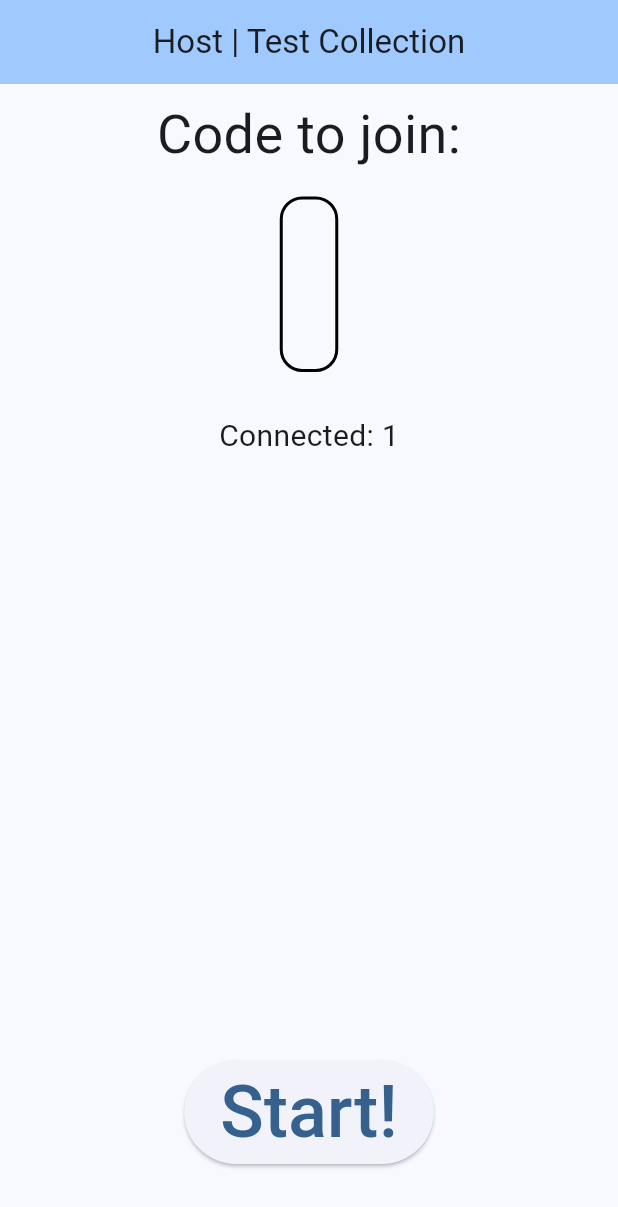
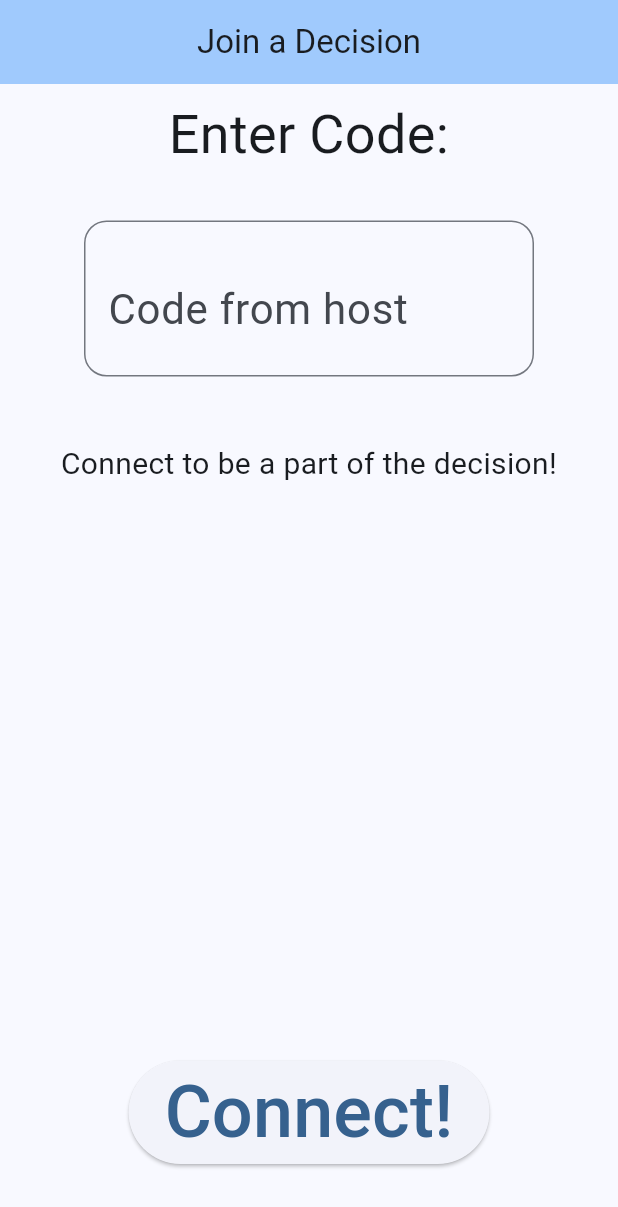
Before and after one commit to ItayElf/MatchIt, a Flutter app: the screen it shows after launch, on a phone screen of 412 x 824 dp. Shown: the top 1207 px of the screen. Run offline on Flutter 3.47's test engine with Material 3 defaults, Android fonts, the phone set to English and light mode, and no system bars; our stand-ins replace cached_network_image, permission_handler, swipe_cards; missing offline and left inert: hashids2, network_info_plus.

Commit message:
Feat: added join page

```diff
--- a/lib/main.dart
+++ b/lib/main.dart
@@ -1,7 +1,7 @@
 import 'package:flutter/material.dart';
 import 'package:match_it/classes/card_collection.dart';
 import 'package:match_it/classes/card_data.dart';
-import 'package:match_it/pages/host_page.dart';
+import 'package:match_it/pages/join_page.dart';
 
 void main() async {
   WidgetsFlutterBinding.ensureInitialized();
@@ -42,13 +42,12 @@ class MyApp extends StatelessWidget {
   @override
   Widget build(BuildContext context) {
     return MaterialApp(
-        title: 'MatchIt!',
-        theme: ThemeData(
-          colorScheme: ColorScheme.fromSeed(seedColor: Colors.blue),
-          useMaterial3: true,
-        ),
-        home: const HostPage(
-          collection: collection,
-        ));
+      title: 'MatchIt!',
+      theme: ThemeData(
+        colorScheme: ColorScheme.fromSeed(seedColor: Colors.blue),
+        useMaterial3: true,
+      ),
+      home: const JoinPage(),
+    );
   }
 }
--- a/lib/pages/host_page.dart
+++ b/lib/pages/host_page.dart
@@ -1,7 +1,6 @@
 import 'dart:io';
 
 import 'package:flutter/material.dart';
-import 'package:flutter/widgets.dart';
 import 'package:match_it/classes/card_collection.dart';
 import 'package:match_it/network/server.dart';
 import 'package:match_it/network/utils.dart';
@@ -80,8 +79,9 @@ class _HostPageState extends State<HostPage> {
   @override
   Widget build(BuildContext context) {
     server.onError(
-      (error) => ScaffoldMessenger.of(context)
-          .showSnackBar(SnackBar(content: Text(error))),
+      (error) => ScaffoldMessenger.of(context).showSnackBar(
+        SnackBar(content: Text(error)),
+      ),
     );
 
     return Scaffold(
@@ -99,7 +99,7 @@ class _HostPageState extends State<HostPage> {
                 child: Column(
                   children: [
                     const Text(
-                      "Code to join:",
+                      "Code to Join:",
                       style: TextStyle(fontSize: 36),
                       textAlign: TextAlign.center,
                     ),
@@ -125,11 +125,12 @@ class _HostPageState extends State<HostPage> {
               Container(
                 margin: const EdgeInsets.only(bottom: 40),
                 child: AsyncButton(
-                    onClick: () => onStart(context),
-                    child: const Text(
-                      "Start!",
-                      style: TextStyle(fontSize: 48),
-                    )),
+                  onClick: () => onStart(context),
+                  child: const Text(
+                    "Start!",
+                    style: TextStyle(fontSize: 48),
+                  ),
+                ),
               )
             ],
           ),
--- /dev/null
+++ b/lib/pages/join_page.dart
@@ -0,0 +1,159 @@
+import 'package:flutter/material.dart';
+import 'package:match_it/network/client.dart';
+import 'package:match_it/network/utils.dart';
+import 'package:match_it/widgets/async_button.dart';
+
+class JoinPage extends StatefulWidget {
+  const JoinPage({super.key});
+
+  @override
+  State<JoinPage> createState() => _JoinPageState();
+}
+
+class _JoinPageState extends State<JoinPage> {
+  late Client client;
+  final ipHashController = TextEditingController();
+  bool isConnected = false;
+  int? connected;
+
+  @override
+  void initState() {
+    super.initState();
+
+    client = Client();
+    client.onConnected(
+      () => setState(() {
+        isConnected = true;
+      }),
+    );
+  }
+
+  @override
+  void dispose() {
+    ipHashController.dispose();
+    super.dispose();
+  }
+
+  Future onConnect(BuildContext context) async {
+    if (ipHashController.text.isEmpty) return;
+    String ip = "0.0.0.0";
+    try {
+      ip = hashIdToIp(ipHashController.text);
+    } catch (error) {
+      ScaffoldMessenger.of(context).showSnackBar(
+        const SnackBar(content: Text("Invalid code!")),
+      );
+      return;
+    }
+    return client.connect(ip);
+  }
+
+  @override
+  Widget build(BuildContext context) {
+    client.onError(
+      (error) => ScaffoldMessenger.of(context).showSnackBar(
+        SnackBar(content: Text(error)),
+      ),
+    );
+
+    debugPrint(ipToHashId("192.168.68.51"));
+    debugPrint("isConnected=$isConnected");
+
+    return Scaffold(
+      appBar: AppBar(
+        backgroundColor: Theme.of(context).colorScheme.inversePrimary,
+        title: const Text("Join a Decision"),
+        centerTitle: true,
+      ),
+      body: Padding(
+        padding: const EdgeInsets.all(8),
+        child: Center(
+          child: isConnected
+              ? _ConnectedScreen()
+              : _NotConnectedScreen(
+                  ipHashController: ipHashController, onConnect: onConnect),
+        ),
+      ),
+    );
+  }
+}
+
+class _NotConnectedScreen extends StatelessWidget {
+  const _NotConnectedScreen(
+      {required this.ipHashController, required this.onConnect});
+
+  final TextEditingController ipHashController;
+  final Future Function(BuildContext context) onConnect;
+
+  @override
+  Widget build(BuildContext context) {
+    return Column(
+      children: [
+        Expanded(
+          child: Column(
+            children: [
+              const Text(
+                "Enter Code:",
+                style: TextStyle(fontSize: 36),
+                textAlign: TextAlign.center,
+              ),
+              Container(
+                padding: const EdgeInsets.all(16),
+                margin: const EdgeInsets.only(top: 16, left: 32, right: 32),
+                child: TextField(
+                  decoration: InputDecoration(
+                    border: OutlineInputBorder(
+                      borderRadius: BorderRadius.circular(15),
+                    ),
+                    hintText: 'Code from host',
+                    hintStyle: const TextStyle(fontSize: 28),
+                  ),
+                  style: const TextStyle(fontSize: 48),
+                  controller: ipHashController,
+                ),
+              ),
+              const SizedBox(height: 28),
+              const Text(
+                "Connect to be a part of the decision!",
+                style: TextStyle(fontSize: 20),
+                textAlign: TextAlign.center,
+              ),
+            ],
+          ),
+        ),
+        Container(
+          margin: const EdgeInsets.only(bottom: 40),
+          child: AsyncButton(
+            onClick: () => onConnect(context),
+            child: const Text(
+              "Connect!",
+              style: TextStyle(fontSize: 48),
+            ),
+          ),
+        )
+      ],
+    );
+  }
+}
+
+class _ConnectedScreen extends StatelessWidget {
+  const _ConnectedScreen({super.key});
+
+  @override
+  Widget build(BuildContext context) {
+    return const Column(
+      mainAxisSize: MainAxisSize.max,
+      mainAxisAlignment: MainAxisAlignment.center,
+      children: [
+        Text(
+          "Connected!",
+          style: TextStyle(fontSize: 48),
+        ),
+        Text(
+          "Waiting for the host to start...",
+          style: TextStyle(fontSize: 24),
+        ),
+      ],
+    );
+  }
+}
```
Also changed, not shown: lib/network/client.dart (+12 -2 lines).
